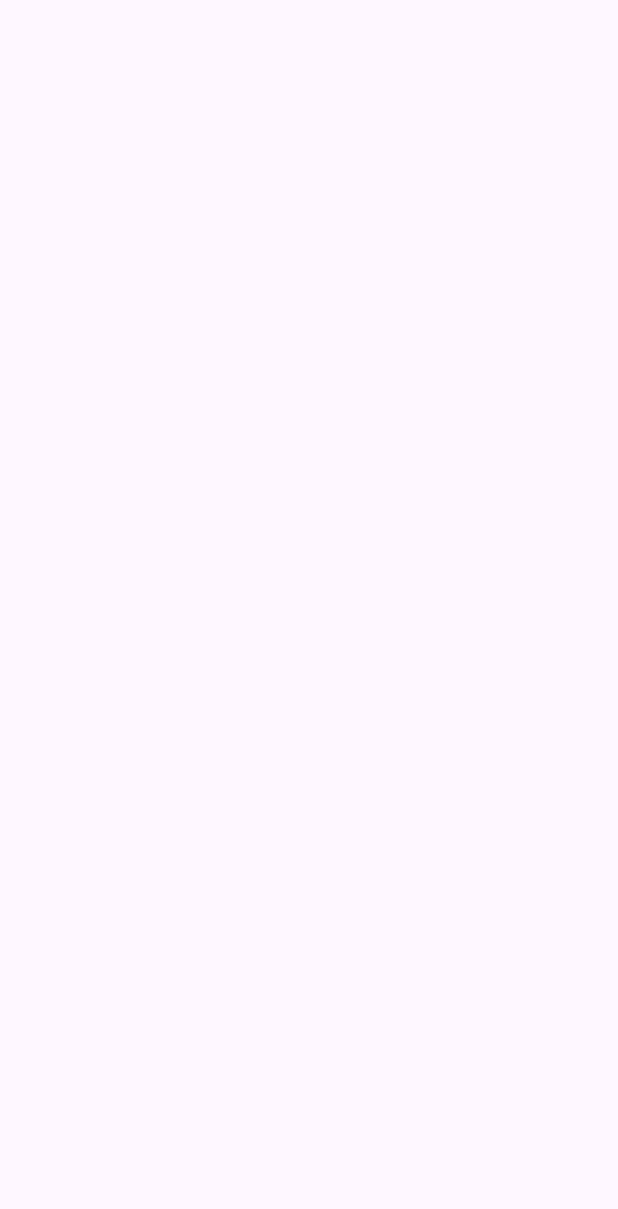
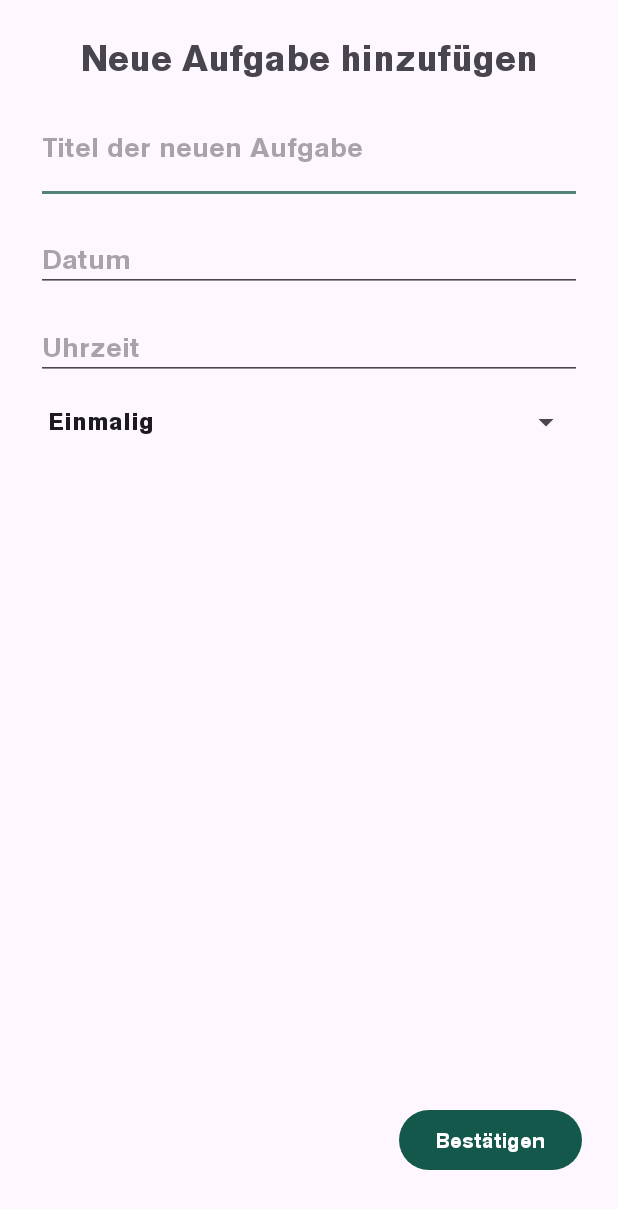
Before and after one commit to magdaa13/TagesBluete, an Android app: the NeueAufgaben screen opened directly, with no data from a screen before it, on a phone screen of 412 x 824 dp. Before the commit the part shown is empty. Shown: the top 1209 px of the screen. Run offline under Robolectric (Android 15) with nearby library versions, the phone set to English and light mode, and no system bars.

Commit message:
Tagesplan + neueAufgaben hinzufügen

```diff
--- a/app/build.gradle.kts
+++ b/app/build.gradle.kts
@@ -15,6 +15,7 @@ android {
         versionName = "1.0"
 
         testInstrumentationRunner = "androidx.test.runner.AndroidJUnitRunner"
+
     }
 
     buildTypes {
--- a/app/src/main/java/at/fhj/tagesbluete/NeueAufgaben.java
+++ b/app/src/main/java/at/fhj/tagesbluete/NeueAufgaben.java
@@ -1,12 +1,21 @@
 package at.fhj.tagesbluete;
 
+import android.app.DatePickerDialog;
+import android.app.TimePickerDialog;
 import android.os.Bundle;
+import android.view.View;
+import android.widget.ArrayAdapter;
+import android.widget.Button;
+import android.widget.EditText;
+import android.widget.Spinner;
+import android.widget.Toast;
 
 import androidx.activity.EdgeToEdge;
 import androidx.appcompat.app.AppCompatActivity;
-import androidx.core.graphics.Insets;
-import androidx.core.view.ViewCompat;
-import androidx.core.view.WindowInsetsCompat;
+
+import java.util.Calendar;
+import java.util.Locale;
+
 
 public class NeueAufgaben extends AppCompatActivity {
 
@@ -15,10 +24,73 @@ public class NeueAufgaben extends AppCompatActivity {
         super.onCreate(savedInstanceState);
         EdgeToEdge.enable(this);
         setContentView(R.layout.activity_neue_aufgaben);
-        ViewCompat.setOnApplyWindowInsetsListener(findViewById(R.id.main), (v, insets) -> {
-            Insets systemBars = insets.getInsets(WindowInsetsCompat.Type.systemBars());
-            v.setPadding(systemBars.left, systemBars.top, systemBars.right, systemBars.bottom);
-            return insets;
+
+        EditText TextTitel = findViewById(R.id.editTextTitel);
+        EditText TextDatum = findViewById(R.id.editTextDatum);
+        EditText TextUhrzeit = findViewById(R.id.editTextUhrzeit);
+        Spinner SpinnerWH = findViewById(R.id.spinnerWiederholung);
+        Button buttonHinzufügen = findViewById(R.id.buttonHinzufuegen);
+
+        ArrayAdapter<CharSequence>adapter = ArrayAdapter.createFromResource(
+                this,
+                R.array.wiederholungsoption,
+                android.R.layout.simple_spinner_item);
+
+        adapter.setDropDownViewResource(android.R.layout.simple_spinner_dropdown_item);
+        SpinnerWH.setAdapter(adapter);
+
+        TextDatum.setOnClickListener(v -> {
+            final Calendar calendar = Calendar.getInstance();
+            int jahr = calendar.get(Calendar.YEAR);
+            int monat = calendar.get(Calendar.MONTH);
+            int tag = calendar.get(Calendar.DAY_OF_MONTH);
+
+            DatePickerDialog datePickerDialog = new DatePickerDialog(NeueAufgaben.this, (view, year, month, day) -> {
+                String datumStr = String.format(Locale.GERMAN,"%02d.%02d.%04d", day, month + 1, year);
+                TextDatum.setText(datumStr);
+            }, jahr, monat, tag);
+            datePickerDialog.show();
+
         });
+
+        TextUhrzeit.setOnClickListener(v -> {
+            final Calendar calendar = Calendar.getInstance();
+            int stunde = calendar.get(Calendar.HOUR_OF_DAY);
+            int minute = calendar.get(Calendar.MINUTE);
+
+            TimePickerDialog timePickerDialog = new TimePickerDialog(NeueAufgaben.this, (view, stunde1, minute1) -> {
+                String uhrzeitStr = String.format(Locale.GERMAN, "%02d:%02d", stunde1, minute1);
+                TextUhrzeit.setText(uhrzeitStr);
+            }, stunde, minute, true); // true für 24-Stunden-Format
+            timePickerDialog.show();
+
+        });
+
+        buttonHinzufügen.setOnClickListener(new View.OnClickListener() {
+            @Override
+            public void onClick(View v) {
+                String titel = TextTitel.getText().toString().trim();
+                String datum = TextDatum.getText().toString().trim();
+                String uhrzeit = TextUhrzeit.getText().toString().trim();
+                String wiederholung = SpinnerWH.getSelectedItem().toString();
+
+                if (titel.isEmpty() || datum.isEmpty() || uhrzeit.isEmpty()) {
+                    Toast.makeText(NeueAufgaben.this, "Bitte alle Felder ausfüllen", Toast.LENGTH_SHORT).show();
+                    return;
+                }
+                Aufgabe neueAufgabe = new Aufgabe();
+                neueAufgabe.titel = titel;
+                neueAufgabe.datum = datum;
+                neueAufgabe.uhrzeit = uhrzeit;
+                neueAufgabe.wiederholung = wiederholung;
+
+                RoomDatenbank db = RoomDatenbank.getInstance(getApplicationContext());
+                db.aufgabeDao().insert(neueAufgabe);
+
+                Toast.makeText(NeueAufgaben.this, "Aufgabe wurde erfolgreich gespeichert!", Toast.LENGTH_SHORT).show();
+                finish();
+            }
+        });
+
     }
 }
--- a/app/src/main/res/layout/activity_main.xml
+++ b/app/src/main/res/layout/activity_main.xml
@@ -9,22 +9,20 @@
     android:padding="24dp"
     tools:context=".MainActivity">
 
-    <!-- Login-Button -->
     <Button
         android:id="@+id/loginBestätigenButton"
         android:layout_width="0dp"
-        android:layout_height="wrap_content"
+        android:layout_height="60dp"
         android:text="@string/login"
         app:layout_constraintBottom_toTopOf="@id/registerButton"
         app:layout_constraintStart_toStartOf="parent"
         app:layout_constraintEnd_toEndOf="parent"
         android:layout_marginBottom="16dp"/>
 
-    <!-- Registrieren-Button -->
     <Button
         android:id="@+id/registerButton"
         android:layout_width="0dp"
-        android:layout_height="wrap_content"
+        android:layout_height="60dp"
         android:layout_marginBottom="132dp"
         android:text="@string/registrieren"
         app:layout_constraintBottom_toBottomOf="parent"
--- a/app/src/main/res/layout/activity_neue_aufgaben.xml
+++ b/app/src/main/res/layout/activity_neue_aufgaben.xml
@@ -2,9 +2,73 @@
 <androidx.constraintlayout.widget.ConstraintLayout xmlns:android="http://schemas.android.com/apk/res/android"
     xmlns:app="http://schemas.android.com/apk/res-auto"
     xmlns:tools="http://schemas.android.com/tools"
-    android:id="@+id/main"
     android:layout_width="match_parent"
     android:layout_height="match_parent"
+    android:padding="24dp"
     tools:context=".NeueAufgaben">
 
+    <TextView
+        android:id="@+id/textViewTitel"
+        android:layout_width="wrap_content"
+        android:layout_height="wrap_content"
+        android:text="@string/neue_aufgabe_hinzuf_gen"
+        android:textSize="24sp"
+        android:textStyle="bold"
+        app:layout_constraintTop_toTopOf="parent"
+        app:layout_constraintStart_toStartOf="parent"
+        app:layout_constraintEnd_toEndOf="parent"
+        android:layout_marginBottom="32dp"/>
+
+    <EditText
+        android:id="@+id/editTextTitel"
+        android:layout_width="0dp"
+        android:layout_height="wrap_content"
+        android:hint="@string/titel"
+        app:layout_constraintTop_toBottomOf="@id/textViewTitel"
+        app:layout_constraintStart_toStartOf="parent"
+        app:layout_constraintEnd_toEndOf="parent"
+        android:layout_marginTop="24dp"/>
+
+    <EditText
+        android:id="@+id/editTextDatum"
+        android:layout_width="0dp"
+        android:layout_height="wrap_content"
+        android:hint="@string/datum"
+        android:focusable="false"
+        android:clickable="true"
+        app:layout_constraintTop_toBottomOf="@id/editTextTitel"
+        app:layout_constraintStart_toStartOf="parent"
+        app:layout_constraintEnd_toEndOf="parent"
+        android:layout_marginTop="16dp"/>
+
+    <EditText
+        android:id="@+id/editTextUhrzeit"
+        android:layout_width="0dp"
+        android:layout_height="wrap_content"
+        android:hint="@string/uhrzeit"
+        android:focusable="false"
+        android:clickable="true"
+        app:layout_constraintTop_toBottomOf="@id/editTextDatum"
+        app:layout_constraintStart_toStartOf="parent"
+        app:layout_constraintEnd_toEndOf="parent"
+        android:layout_marginTop="16dp"/>
+
+    <Spinner
+        android:id="@+id/spinnerWiederholung"
+        android:layout_width="0dp"
+        android:layout_height="wrap_content"
+        app:layout_constraintTop_toBottomOf="@id/editTextUhrzeit"
+        app:layout_constraintStart_toStartOf="parent"
+        app:layout_constraintEnd_toEndOf="parent"
+        android:layout_marginTop="16dp" />
+
+    <Button
+        android:id="@+id/buttonHinzufuegen"
+        android:layout_width="wrap_content"
+        android:layout_height="wrap_content"
+        android:text="@string/bestätigen"
+        app:layout_constraintBottom_toBottomOf="parent"
+        app:layout_constraintEnd_toEndOf="parent"
+        android:layout_marginBottom="16dp"/>
+
 </androidx.constraintlayout.widget.ConstraintLayout>
--- a/app/src/main/res/values/strings.xml
+++ b/app/src/main/res/values/strings.xml
@@ -16,4 +16,12 @@
     <string name="tagesplan">Tagesplan</string>
     <string name="mein_garten">Mein Garten</string>
     <string name="notfallkontakt">Notfallkontakte</string>
+    <string name="willkommen">Willkommen!</string>
+    <string name="heutige_aufgaben">Heutige Aufgaben</string>
+    <string name="uhrzeit">Uhrzeit</string>
+    <string name="datum">Datum</string>
+    <string name="titel">Titel der neuen Aufgabe\n</string>
+    <string name="neue_aufgabe_hinzuf_gen">Neue Aufgabe hinzufügen</string>
+    <string-array name="wiederholungsoption"><item>Einmalig</item><item>Täglich</item><item>Wöchentlich</item>
+    </string-array>
 </resources>
--- a/app/src/main/res/values/themes.xml
+++ b/app/src/main/res/values/themes.xml
@@ -5,7 +5,7 @@
         <item name="colorPrimary">@color/petrolDunkel</item>
         <item name="colorSecondary">@color/petrolMittel</item>
         <item name="colorBackgroundFloating">@color/petrolHell</item>
-        <item name="android:fontFamily">@font/font</item>
+        <item name="android:fontFamily">@font/font_bold</item>
     </style>
 
     <style name="Theme.TagesBluete" parent="Base.Theme.TagesBluete" />
```
Also changed, not shown: app/src/main/java/at/fhj/tagesbluete/Aufgabe.java (added, +16 -0 lines), app/src/main/java/at/fhj/tagesbluete/AufgabeAdapter.java (added, +51 -0 lines), app/src/main/java/at/fhj/tagesbluete/AufgabeDAO.java (added, +22 -0 lines), app/src/main/java/at/fhj/tagesbluete/Login.java (+5 -2 lines), app/src/main/java/at/fhj/tagesbluete/Registrieren.java (+8 -3 lines), app/src/main/java/at/fhj/tagesbluete/RoomDatenbank.java (+3 -4 lines), app/src/main/java/at/fhj/tagesbluete/StartUebersicht.java (+21 -6 lines), app/src/main/java/at/fhj/tagesbluete/Tagesplan.java (+43 -7 lines), app/src/main/res/layout/activity_start_uebersicht.xml (+66 -62 lines), app/src/main/res/layout/activity_tagesplan.xml (+39 -5 lines), app/src/main/res/font/font_bold.ttf (renamed from app/src/main/res/font/font.ttf), app/src/main/res/font/font_italic.ttf (added), app/src/main/res/font/font_light.ttf (added).
